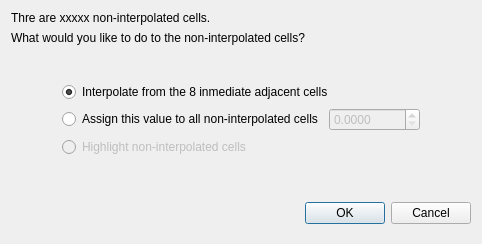
Above: flo2d/ui/lidar_options.ui from FLO-2DSoftware/qgis-flo-2d-plugin before the change. Below: the same form after it.
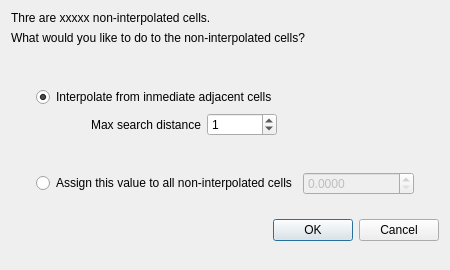
That is the form after the change.

Patch:
```diff
--- a/flo2d/ui/lidar_options.ui
+++ b/flo2d/ui/lidar_options.ui
@@ -6,8 +6,8 @@
    <rect>
     <x>0</x>
     <y>0</y>
-    <width>482</width>
-    <height>244</height>
+    <width>450</width>
+    <height>270</height>
    </rect>
   </property>
   <property name="sizePolicy">
@@ -16,11 +16,23 @@
     <verstretch>0</verstretch>
    </sizepolicy>
   </property>
+  <property name="minimumSize">
+   <size>
+    <width>450</width>
+    <height>270</height>
+   </size>
+  </property>
+  <property name="maximumSize">
+   <size>
+    <width>450</width>
+    <height>270</height>
+   </size>
+  </property>
   <property name="windowTitle">
    <string>LIDAR Post-interpolation Options</string>
   </property>
-  <layout class="QGridLayout" name="gridLayout_4">
-   <item row="0" column="0" colspan="3">
+  <layout class="QGridLayout" name="gridLayout_8">
+   <item row="0" column="0">
     <layout class="QGridLayout" name="gridLayout_5">
      <item row="0" column="0">
       <widget class="QLabel" name="label">
@@ -47,43 +59,120 @@
      </item>
     </layout>
    </item>
-   <item row="1" column="0" colspan="3">
-    <spacer name="verticalSpacer_2">
+   <item row="1" column="0">
+    <spacer name="verticalSpacer_3">
      <property name="orientation">
       <enum>Qt::Vertical</enum>
      </property>
      <property name="sizeHint" stdset="0">
       <size>
-       <width>434</width>
-       <height>25</height>
+       <width>20</width>
+       <height>15</height>
       </size>
      </property>
     </spacer>
    </item>
    <item row="2" column="0">
+    <layout class="QGridLayout" name="gridLayout_6">
+     <item row="0" column="0">
     <spacer name="horizontalSpacer">
      <property name="orientation">
       <enum>Qt::Horizontal</enum>
      </property>
      <property name="sizeHint" stdset="0">
       <size>
-       <width>40</width>
-       <height>20</height>
+         <width>28</width>
+         <height>108</height>
       </size>
      </property>
     </spacer>
    </item>
-   <item row="2" column="1">
+     <item row="0" column="1">
+      <layout class="QGridLayout" name="gridLayout_4">
+       <item row="0" column="0">
+        <layout class="QGridLayout" name="gridLayout_3">
+         <item row="0" column="0">
+          <widget class="QRadioButton" name="interpolate_radio">
+           <property name="text">
+            <string>Interpolate from inmediate adjacent cells</string>
+           </property>
+           <property name="checked">
+            <bool>true</bool>
+           </property>
+          </widget>
+         </item>
+         <item row="1" column="0">
     <layout class="QGridLayout" name="gridLayout_2">
-     <item row="1" column="0">
+           <item row="0" column="0">
+            <widget class="QLabel" name="label_3">
+             <property name="text">
+              <string>Max search distance</string>
+             </property>
+             <property name="alignment">
+              <set>Qt::AlignRight|Qt::AlignTrailing|Qt::AlignVCenter</set>
+             </property>
+            </widget>
+           </item>
+           <item row="0" column="1">
+            <widget class="QSpinBox" name="search_distance_sbox">
+             <property name="sizePolicy">
+              <sizepolicy hsizetype="Fixed" vsizetype="Fixed">
+               <horstretch>0</horstretch>
+               <verstretch>0</verstretch>
+              </sizepolicy>
+             </property>
+             <property name="minimumSize">
+              <size>
+               <width>70</width>
+               <height>0</height>
+              </size>
+             </property>
+             <property name="maximumSize">
+              <size>
+               <width>70</width>
+               <height>16777215</height>
+              </size>
+             </property>
+             <property name="maximum">
+              <number>1000</number>
+             </property>
+             <property name="value">
+              <number>1</number>
+             </property>
+            </widget>
+           </item>
+          </layout>
+         </item>
+        </layout>
+       </item>
+       <item row="0" column="1">
+        <spacer name="horizontalSpacer_2">
+         <property name="orientation">
+          <enum>Qt::Horizontal</enum>
+         </property>
+         <property name="sizeHint" stdset="0">
+          <size>
+           <width>40</width>
+           <height>20</height>
+          </size>
+         </property>
+        </spacer>
+       </item>
+       <item row="1" column="0" colspan="2">
+        <spacer name="verticalSpacer">
+         <property name="orientation">
+          <enum>Qt::Vertical</enum>
+         </property>
+         <property name="sizeHint" stdset="0">
+          <size>
+           <width>378</width>
+           <height>18</height>
+          </size>
+         </property>
+        </spacer>
+       </item>
+       <item row="2" column="0" colspan="2">
       <layout class="QGridLayout" name="gridLayout">
-       <item row="0" column="0">
-        <widget class="QRadioButton" name="assign_radio">
-         <property name="text">
-          <string>Assign this value to all non-interpolated cells</string>
-         </property>
-        </widget>
-       </item>
        <item row="0" column="1">
         <widget class="QDoubleSpinBox" name="non_interpolated_value_dbox">
          <property name="enabled">
@@ -97,58 +186,47 @@
          </property>
         </widget>
        </item>
-      </layout>
-     </item>
-     <item row="2" column="0">
-      <widget class="QRadioButton" name="highlight_radio">
-       <property name="enabled">
-        <bool>false</bool>
-       </property>
-       <property name="text">
-        <string>Highlight non-interpolated cells</string>
-       </property>
-      </widget>
-     </item>
      <item row="0" column="0">
-      <widget class="QRadioButton" name="interpolate_radio">
+          <widget class="QRadioButton" name="assign_radio">
        <property name="text">
-        <string>Interpolate from the 8 inmediate adjacent cells</string>
-       </property>
-       <property name="checked">
-        <bool>true</bool>
+            <string>Assign this value to all non-interpolated cells</string>
        </property>
       </widget>
      </item>
     </layout>
    </item>
-   <item row="2" column="2">
-    <spacer name="horizontalSpacer_2">
+      </layout>
+     </item>
+     <item row="0" column="2">
+      <spacer name="horizontalSpacer_3">
      <property name="orientation">
       <enum>Qt::Horizontal</enum>
      </property>
      <property name="sizeHint" stdset="0">
       <size>
-       <width>40</width>
-       <height>20</height>
+         <width>28</width>
+         <height>88</height>
       </size>
      </property>
     </spacer>
    </item>
-   <item row="3" column="0" colspan="3">
-    <spacer name="verticalSpacer_3">
+    </layout>
+   </item>
+   <item row="3" column="0">
+    <layout class="QGridLayout" name="gridLayout_7">
+     <item row="0" column="0">
+      <spacer name="verticalSpacer_2">
      <property name="orientation">
       <enum>Qt::Vertical</enum>
      </property>
      <property name="sizeHint" stdset="0">
       <size>
-       <width>430</width>
-       <height>24</height>
+         <width>188</width>
+         <height>58</height>
       </size>
      </property>
     </spacer>
    </item>
-   <item row="4" column="1" colspan="2">
-    <layout class="QGridLayout" name="gridLayout_3">
      <item row="0" column="1">
       <widget class="QDialogButtonBox" name="buttonBox">
        <property name="orientation">
@@ -159,19 +237,6 @@
        </property>
       </widget>
      </item>
-     <item row="0" column="0">
-      <spacer name="verticalSpacer">
-       <property name="orientation">
-        <enum>Qt::Vertical</enum>
-       </property>
-       <property name="sizeHint" stdset="0">
-        <size>
-         <width>190</width>
-         <height>40</height>
-        </size>
-       </property>
-      </spacer>
-     </item>
     </layout>
    </item>
   </layout>
```
Lines whose indentation alone changed are shown as unchanged.
